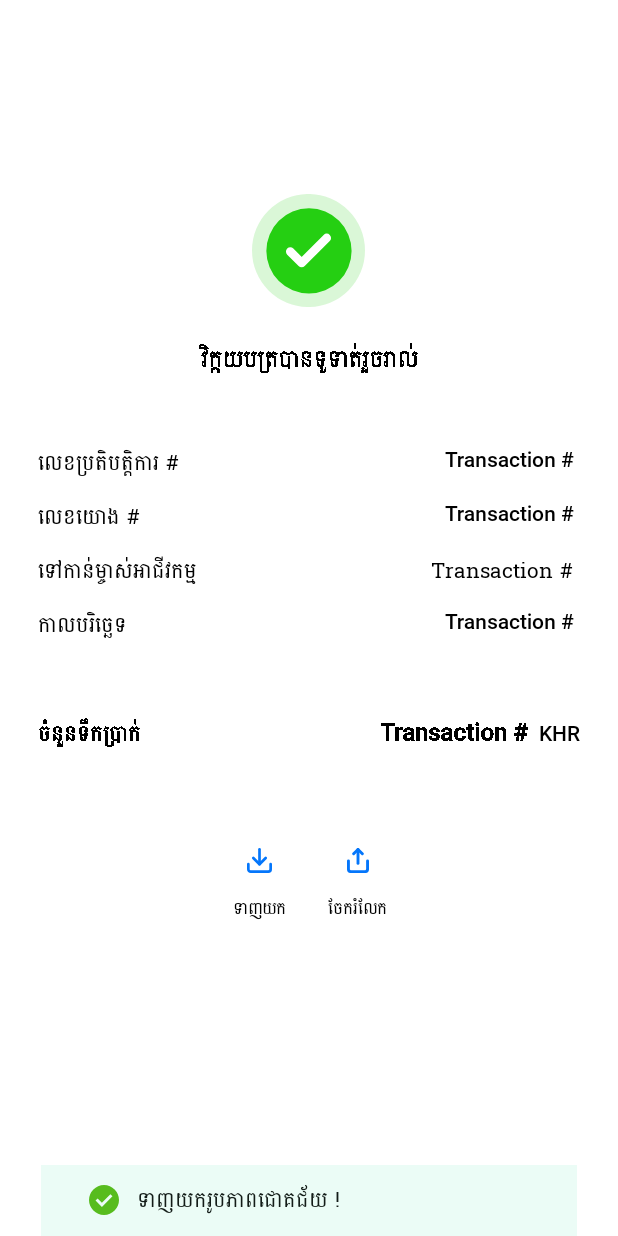
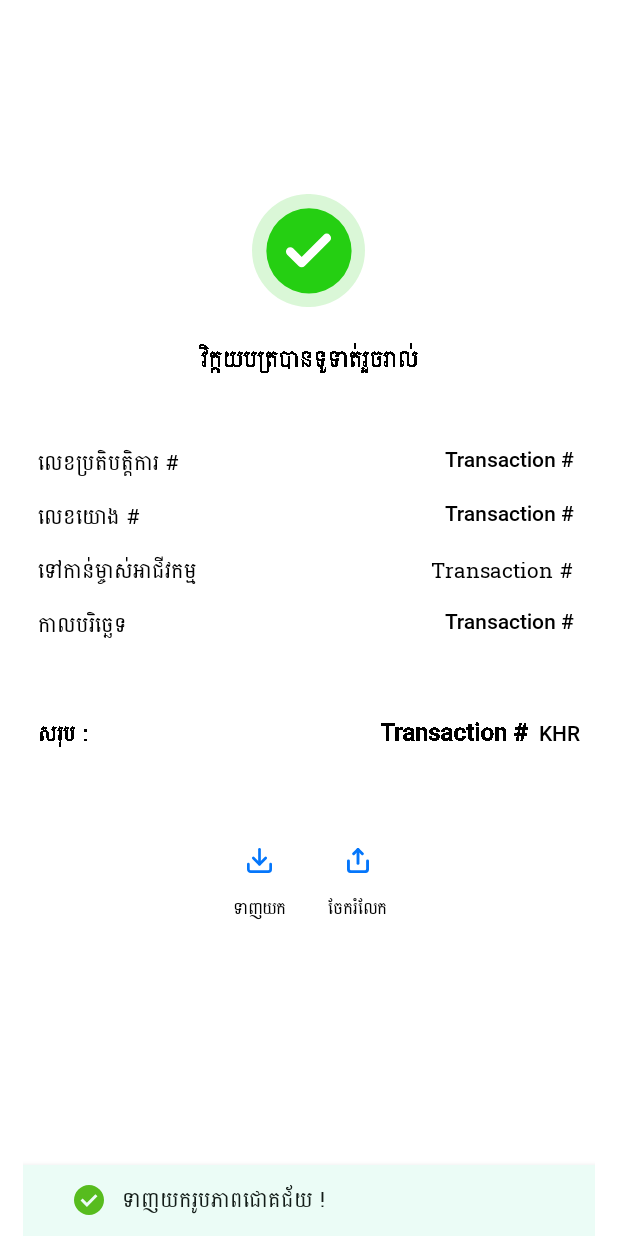
Before and after one commit to VISAL-NY/b24paymentsdk, an Android app: the SuccessActivity screen opened directly, with no data from a screen before it, after a tap on an icon or button, on a phone screen of 412 x 824 dp. Run offline under Robolectric (Android 15) with nearby library versions, the phone set to English and light mode, and no system bars; our stand-ins replace Picasso; pictures from the network do not load; 56 statements that could not run were skipped.

Commit message:
custom snackbar

```diff
--- a/app/src/main/java/com/example/bill24paymentonline/MainActivity.java
+++ b/app/src/main/java/com/example/bill24paymentonline/MainActivity.java
@@ -127,6 +127,7 @@ public class MainActivity extends AppCompatActivity {
                         "application/json",
                         "d79f7911b5104f1d86158b7c16f422a7",
                         model
+
                 );
 
         call.enqueue(new Callback<ResponseModel>() {
@@ -139,6 +140,7 @@ public class MainActivity extends AppCompatActivity {
                            responseModel.getData().getTranID(),
                            "123X",
                            isLightMode
+
                    );
 
                    Log.d("tranNo", "onResponse: "+response.body().getData().getTranID());
--- a/onlinepaymentsdk/src/main/java/com/bill24/onlinepaymentsdk/SuccessActivity.java
+++ b/onlinepaymentsdk/src/main/java/com/bill24/onlinepaymentsdk/SuccessActivity.java
@@ -176,8 +176,7 @@ public class SuccessActivity extends AppCompatActivity {
     private void bindData(){
         textTranNo.setText(transactionInfoModel.getTranNo());
         textBankRef.setText(transactionInfoModel.getBankRefId());
-//todo
-        //textToMerchant.setText(billerModel.getBillerDisplayName());
+        textToMerchant.setText(billerModel.getBillerDisplayName());
         textTranDate.setText(transactionInfoModel.getTranDate());
         textTotalAmount.setText(transactionInfoModel.getTranAmountDisplay());
         textCurrency.setText(transactionInfoModel.getCurrency());
@@ -191,7 +190,7 @@ public class SuccessActivity extends AppCompatActivity {
             textBankRefTitle.setText(Translate.BANK_REF_EN);
             textToMerchantTitle.setText(Translate.TO_MERCHANT_EN);
             textTranDateTitle.setText(Translate.TRAN_DATE_EN);
-            textTotalTitle.setText(Translate.TOTAL_AMOUNT_EN);
+            textTotalTitle.setText(Translate.TOTAL_EN);
             textDownload.setText(Translate.DOWNLOAD_EN);
             textShare.setText(Translate.SHARE_EN);
             textDone.setText(Translate.DONE_EN);
@@ -201,7 +200,7 @@ public class SuccessActivity extends AppCompatActivity {
             textBankRefTitle.setText(Translate.BANK_REF_KM);
             textToMerchantTitle.setText(Translate.TO_MERCHANT_KM);
             textTranDateTitle.setText(Translate.TRAN_DATE_KM);
-            textTotalTitle.setText(Translate.TOTAL_AMOUNT_KM);
+            textTotalTitle.setText(Translate.TOTAL_KM);
             textDownload.setText(Translate.DONWLOAD_KM);
             textShare.setText(Translate.SHARE_KM);
             textDone.setText(Translate.DONE_KM);
@@ -270,9 +269,7 @@ public class SuccessActivity extends AppCompatActivity {
             //set value
             transactionNo.setText(transactionInfoModel.getTranNo());
             bankRef.setText(transactionInfoModel.getBankRefId());
-
-            //todo
-           // merchantName.setText(billerModel.getBillerDisplayName());
+            merchantName.setText(billerModel.getBillerDisplayName());
             transactionDate.setText(transactionInfoModel.getTranDate());
             totalAmount.setText(transactionInfoModel.getTranAmountDisplay());
             currency.setText(transactionInfoModel.getCurrency());
@@ -349,7 +346,7 @@ public class SuccessActivity extends AppCompatActivity {
 
         Snackbar.SnackbarLayout snackbarLayout = (Snackbar.SnackbarLayout) customSnackbar.getView();
         View customView = getLayoutInflater().inflate(R.layout.snackbar_success_custom_layout, null);
-        snackbarLayout.setBackgroundColor(Color.TRANSPARENT);//remove snackbar background
+        snackbarLayout.setBackgroundColor(getColor(R.color.snackbar_background_color));//remove snackbar background
         snackbarLayout.addView(customView, 0);
 
         //update font family
@@ -376,21 +373,21 @@ public class SuccessActivity extends AppCompatActivity {
         String imageTitle="KHQR Image "+formattedDateTime+microseconds;
         String imageUrl= MediaStore.Images.Media.insertImage(this.getContentResolver(),bitmap,imageTitle,"");
 
-        String saveSuccess="";
-        String saveUnSuceess="";
+        String saveSuccess;
+        String saveUnSuccess;
         if(language.equals(LanguageCode.EN)){
             saveSuccess=Translate.IMAGE_SAVE_EN;
-            saveUnSuceess=Translate.IMAGE_UNSAVE_EN;
+            saveUnSuccess=Translate.IMAGE_UNSAVE_EN;
 
         }else {
             saveSuccess=Translate.IMAGE_SAVE_KM;
-            saveUnSuceess=Translate.IMAGE_UNSAVE_KM;
+            saveUnSuccess=Translate.IMAGE_UNSAVE_KM;
         }
 
         if(imageUrl!=null){
             customSnackBar(R.drawable.check_circle_24px,saveSuccess);
         }else {
-            customSnackBar(R.drawable.bottom_sheet_dash_line_shape,saveUnSuceess);
+            customSnackBar(R.drawable.bottom_sheet_dash_line_shape,saveUnSuccess);
         }
     }
 
--- a/onlinepaymentsdk/src/main/java/com/bill24/onlinepaymentsdk/fragment/KhqrFragment.java
+++ b/onlinepaymentsdk/src/main/java/com/bill24/onlinepaymentsdk/fragment/KhqrFragment.java
@@ -288,8 +288,9 @@ public class KhqrFragment extends Fragment {
 
         Snackbar.SnackbarLayout snackbarLayout = (Snackbar.SnackbarLayout) customSnackbar.getView();
         View customView = getLayoutInflater().inflate(R.layout.snackbar_success_custom_layout, null);
-        snackbarLayout.setBackgroundColor(Color.TRANSPARENT);//remove snackbar background
-        snackbarLayout.addView(customView, 0);
+
+        snackbarLayout.setBackgroundColor(getContext().getColor(R.color.snackbar_background_color));//remove snackbar background
+        snackbarLayout.addView(customView);
 
         //update font family
             SetFont font=new SetFont();
--- a/onlinepaymentsdk/src/main/res/layout/snackbar_success_custom_layout.xml
+++ b/onlinepaymentsdk/src/main/res/layout/snackbar_success_custom_layout.xml
@@ -5,7 +5,7 @@
     android:orientation="horizontal"
     android:background="@drawable/snackbar_success_custom_shape"
     android:paddingVertical="@dimen/dimen_size10"
-    android:paddingLeft="@dimen/dimen_size30">
+    android:paddingLeft="@dimen/dimen_size20">
     <androidx.appcompat.widget.AppCompatImageView
         android:id="@+id/custom_snackbar_icon"
         android:layout_width="wrap_content"
```
Also changed, not shown: onlinepaymentsdk/src/main/java/com/bill24/onlinepaymentsdk/adapter/PaymentMethodAdapter.java (+8 -4 lines).
